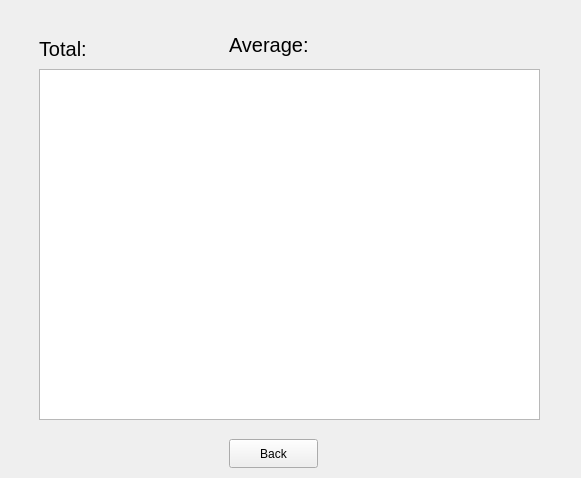
EstherFs/Programming_Design_Final_Project, file untitled1/widget.ui: the form before one commit.
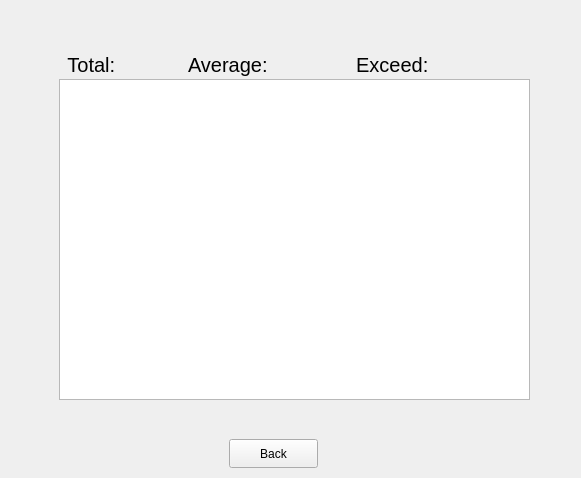
The form after the commit.

```diff
--- a/untitled1/widget.ui
+++ b/untitled1/widget.ui
@@ -122,6 +122,19 @@
       </item>
      </layout>
     </widget>
+    <widget class="QCheckBox" name="checkBox">
+     <property name="geometry">
+      <rect>
+       <x>500</x>
+       <y>460</y>
+       <width>78</width>
+       <height>20</height>
+      </rect>
+     </property>
+     <property name="text">
+      <string>Hide table</string>
+     </property>
+    </widget>
    </widget>
    <widget class="QWidget" name="page_3">
     <widget class="QWidget" name="horizontalLayoutWidget_3">
@@ -476,43 +489,53 @@
     </widget>
    </widget>
    <widget class="QWidget" name="page_5">
-    <widget class="QTableWidget" name="tableWidget_3">
+    <widget class="QPushButton" name="pushButton_14">
      <property name="geometry">
       <rect>
-       <x>40</x>
-       <y>70</y>
-       <width>501</width>
-       <height>351</height>
+       <x>230</x>
+       <y>440</y>
+       <width>89</width>
+       <height>29</height>
       </rect>
      </property>
+     <property name="text">
+      <string>Back</string>
+     </property>
     </widget>
+    <widget class="QListWidget" name="listWidget">
+     <property name="geometry">
+      <rect>
+       <x>60</x>
+       <y>80</y>
+       <width>471</width>
+       <height>321</height>
+      </rect>
+     </property>
+    </widget>
+    <widget class="QWidget" name="horizontalLayoutWidget_7">
+     <property name="geometry">
+      <rect>
+       <x>30</x>
+       <y>50</y>
+       <width>471</width>
+       <height>31</height>
+      </rect>
+     </property>
+     <layout class="QHBoxLayout" name="horizontalLayout_7">
+      <item>
     <widget class="QLabel" name="label_14">
-     <property name="geometry">
-      <rect>
-       <x>40</x>
-       <y>40</y>
-       <width>63</width>
-       <height>20</height>
-      </rect>
-     </property>
      <property name="font">
       <font>
        <pointsize>15</pointsize>
       </font>
      </property>
      <property name="text">
-      <string>Total:</string>
-     </property>
-    </widget>
+         <string>       Total:</string>
+        </property>
+       </widget>
+      </item>
+      <item>
     <widget class="QLabel" name="label_15">
-     <property name="geometry">
-      <rect>
-       <x>110</x>
-       <y>40</y>
-       <width>81</width>
-       <height>20</height>
-      </rect>
-     </property>
      <property name="font">
       <font>
        <pointsize>15</pointsize>
@@ -522,33 +545,21 @@
       <string/>
      </property>
     </widget>
+      </item>
+      <item>
     <widget class="QLabel" name="label_16">
-     <property name="geometry">
-      <rect>
-       <x>230</x>
-       <y>30</y>
-       <width>131</width>
-       <height>31</height>
-      </rect>
-     </property>
      <property name="font">
       <font>
        <pointsize>15</pointsize>
       </font>
      </property>
      <property name="text">
-      <string>Average:</string>
-     </property>
-    </widget>
+         <string>Average: </string>
+        </property>
+       </widget>
+      </item>
+      <item>
     <widget class="QLabel" name="label_17">
-     <property name="geometry">
-      <rect>
-       <x>340</x>
-       <y>40</y>
-       <width>101</width>
-       <height>20</height>
-      </rect>
-     </property>
      <property name="font">
       <font>
        <pointsize>15</pointsize>
@@ -558,18 +569,32 @@
       <string/>
      </property>
     </widget>
-    <widget class="QPushButton" name="pushButton_14">
-     <property name="geometry">
-      <rect>
-       <x>230</x>
-       <y>440</y>
-       <width>89</width>
-       <height>29</height>
-      </rect>
+      </item>
+      <item>
+       <widget class="QLabel" name="label_18">
+        <property name="font">
+         <font>
+          <pointsize>15</pointsize>
+         </font>
      </property>
      <property name="text">
-      <string>Back</string>
-     </property>
+         <string>  Exceed: </string>
+        </property>
+       </widget>
+      </item>
+      <item>
+       <widget class="QLabel" name="label_19">
+        <property name="font">
+         <font>
+          <pointsize>15</pointsize>
+         </font>
+        </property>
+        <property name="text">
+         <string/>
+        </property>
+       </widget>
+      </item>
+     </layout>
     </widget>
    </widget>
   </widget>
```
Lines whose indentation alone changed are shown as unchanged.
